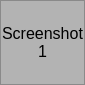
The window that src/ui/Screenshot.ui (argenortega/AUI) describes before a commit, drawn with Qt 5.
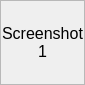
The same window after the commit. Custom widgets are drawn as their Qt base class.

Diff of the .ui file:
```diff
--- a/src/ui/Screenshot.ui
+++ b/src/ui/Screenshot.ui
@@ -37,9 +37,6 @@
   <property name="windowTitle">
    <string>3D Pointcloud</string>
   </property>
-  <property name="styleSheet">
-   <string notr="true">background-color: rgb(179, 179, 179);</string>
-  </property>
   <layout class="QVBoxLayout" name="layout">
    <property name="margin">
     <number>0</number>
@@ -75,6 +72,9 @@
      <property name="mouseTracking">
       <bool>true</bool>
      </property>
+     <property name="autoFillBackground">
+      <bool>false</bool>
+     </property>
      <property name="frameShape">
       <enum>QFrame::StyledPanel</enum>
      </property>
```
